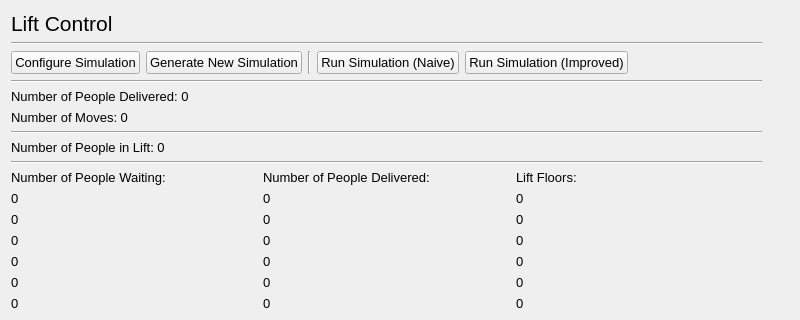
The window that lift_control.ui (IsaacCheng9/lift-control-simulation) describes before a commit, drawn with Qt 5; both pictures show x 0 to 800 and y 0 to 320 of the 800 by 800 pixel window.
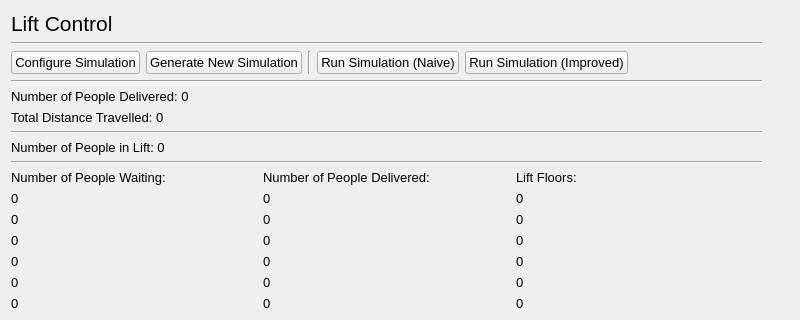
The same window after the commit.

Commit message: Changed number of moves to distance travelled

The edit to the form file:
```diff
--- a/lift_control.ui
+++ b/lift_control.ui
@@ -120,7 +120,7 @@
      <item>
       <widget class="QLabel" name="lbl_num_moves">
        <property name="text">
-        <string>Number of Moves: 0</string>
+        <string>Total Distance Travelled: 0</string>
        </property>
       </widget>
      </item>
```
Left out of the diff: 2 changed lines with no effect on the pictures. The commit also changes 2 other files.
